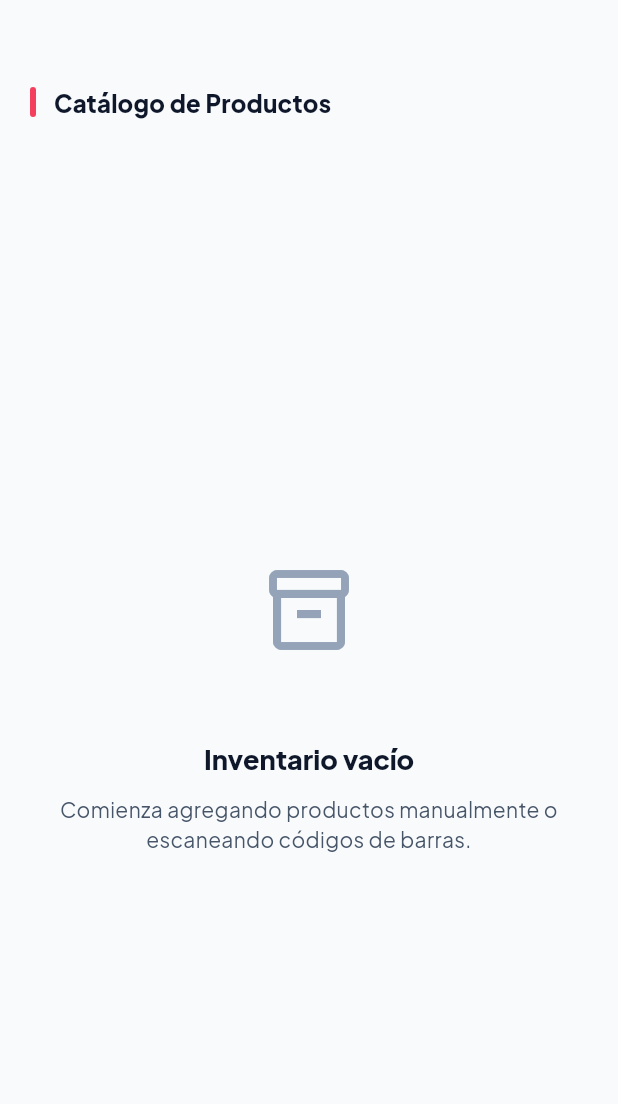
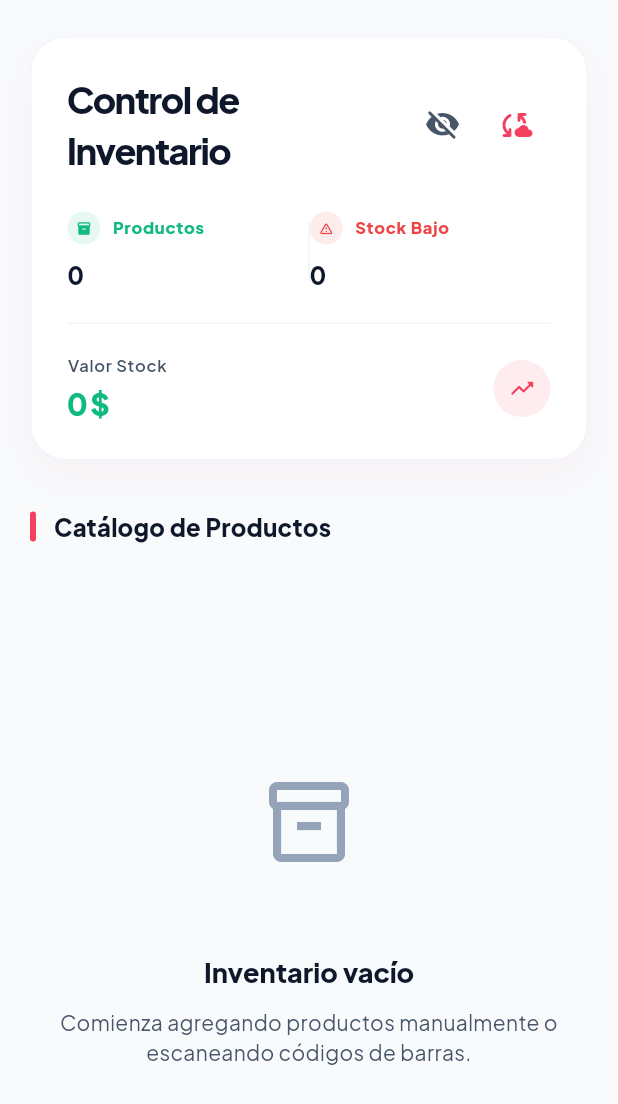
Before and after one commit to JeffersonDevR/INKTRACK_APP, a Flutter app: the InventarioPage screen opened directly, on a phone screen of 412 x 824 dp. Shown: the top 1104 px of the screen. Run offline on Flutter 3.47's test engine with Material 3 defaults, Android fonts, the phone set to English and light mode, and no system bars; our stand-ins replace barcode_widget, drift, fl_chart, flutter_dotenv, google_fonts, image_picker and 4 more; missing offline and left inert: excel, google_mlkit_text_recognition, mobile_scanner; accounts and stored records are empty; generated files the repository leaves out were written again.

Commit message:
Fix compilation errors and layout issues from UI redesign
- Restore tertiaryColor in AppTheme for backward compatibility.
- Remove undefined shadowColor from FloatingActionButtonThemeData.
- Fix SliverPadding child/sliver parameter error in inventario_page.dart.
- Resolve invalid constant and undefined getter errors in reportes_page.dart.
- Address deprecated Switch parameter and remove unused variables/imports.
- Verify all fixes with flutter analyze and unit tests.

Co-authored-by: JeffersonDevR <40008214+JeffersonDevR@users.noreply.github.com>

```diff
--- a/lib/core/theme/app_theme.dart
+++ b/lib/core/theme/app_theme.dart
@@ -36,6 +36,10 @@ class AppTheme {
   static const Color darkTextSecondary = Color(0xFF94A3B8);
   static const Color darkTextTertiary = Color(0xFF475569);
   static const Color darkBorder = Color(0xFF334155);
+
+  // Backwards compatibility
+  static const Color tertiaryColor = accentColor;
+  static const Color tertiaryColorDark = accentColor;
 
   static ThemeData get lightTheme {
     final base = ThemeData.light(useMaterial3: true);
@@ -182,7 +186,6 @@ class AppTheme {
         backgroundColor: primaryColor,
         foregroundColor: Colors.white,
         elevation: 4,
-        shadowColor: primaryColor.withValues(alpha: 0.4),
         shape: RoundedRectangleBorder(borderRadius: BorderRadius.circular(20)),
       ),
 
@@ -350,7 +353,6 @@ class AppTheme {
         backgroundColor: primaryColor,
         foregroundColor: Colors.white,
         elevation: 8,
-        shadowColor: Colors.black.withValues(alpha: 0.4),
         shape: RoundedRectangleBorder(borderRadius: BorderRadius.circular(20)),
       ),
 
--- a/lib/core/widgets/empty_state_widget.dart
+++ b/lib/core/widgets/empty_state_widget.dart
@@ -20,9 +20,6 @@ class EmptyStateWidget extends StatelessWidget {
   @override
   Widget build(BuildContext context) {
     final isDark = Theme.of(context).brightness == Brightness.dark;
-    final iconColor = isDark
-        ? AppTheme.darkTextSecondary
-        : AppTheme.textSecondary;
     final textColor = isDark ? AppTheme.darkTextPrimary : AppTheme.textPrimary;
     final secondaryColor = isDark
         ? AppTheme.darkTextSecondary
--- a/lib/features/auth/presentation/pages/profile_page.dart
+++ b/lib/features/auth/presentation/pages/profile_page.dart
@@ -125,7 +125,7 @@ class ProfilePage extends StatelessWidget {
                       Switch(
                         value: isDark,
                         onChanged: (_) => themeProvider.toggleTheme(),
-                        activeColor: AppTheme.primaryColor,
+                        activeTrackColor: AppTheme.primaryColor,
                       ),
                     ],
                   ),
--- a/lib/features/inventario/presentation/pages/inventario_page.dart
+++ b/lib/features/inventario/presentation/pages/inventario_page.dart
@@ -23,7 +23,7 @@ class InventarioPage extends StatelessWidget {
             slivers: [
               SliverPadding(
                 padding: const EdgeInsets.fromLTRB(20, 24, 20, 24),
-                child: SliverToBoxAdapter(
+                sliver: SliverToBoxAdapter(
                   child: FinancialSummaryHeader(
                     title: 'Control de\nInventario',
                     actions: [
--- a/lib/features/inventario/presentation/viewmodels/inventario_viewmodel.dart
+++ b/lib/features/inventario/presentation/viewmodels/inventario_viewmodel.dart
@@ -75,7 +75,6 @@ class InventarioViewModel extends BaseCrudViewModel<Producto> {
     } else {
       final existingIndex = items.indexWhere((p) => p.id == finalId);
       if (existingIndex != -1) {
-        final existing = items[existingIndex];
         if (isNew) {
           throw Exception('El producto ya existe (mismo código de barras)');
         }
--- a/lib/features/reportes/presentation/pages/reportes_page.dart
+++ b/lib/features/reportes/presentation/pages/reportes_page.dart
@@ -578,7 +578,7 @@ class _ReportesPageState extends State<ReportesPage>
                     'FIADO',
                     style: TextStyle(
                       fontSize: 10,
-                      color: AppTheme.tertiaryColor,
+                      color: AppTheme.secondaryColor,
                       fontWeight: FontWeight.bold,
                     ),
                   ),
```
